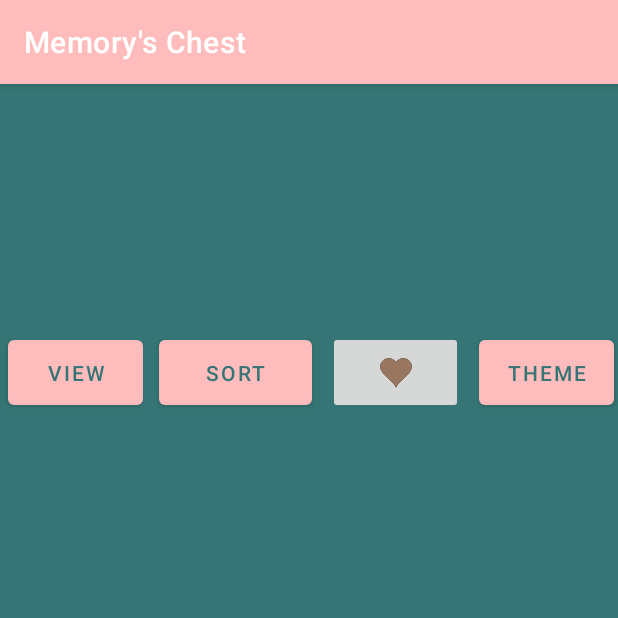
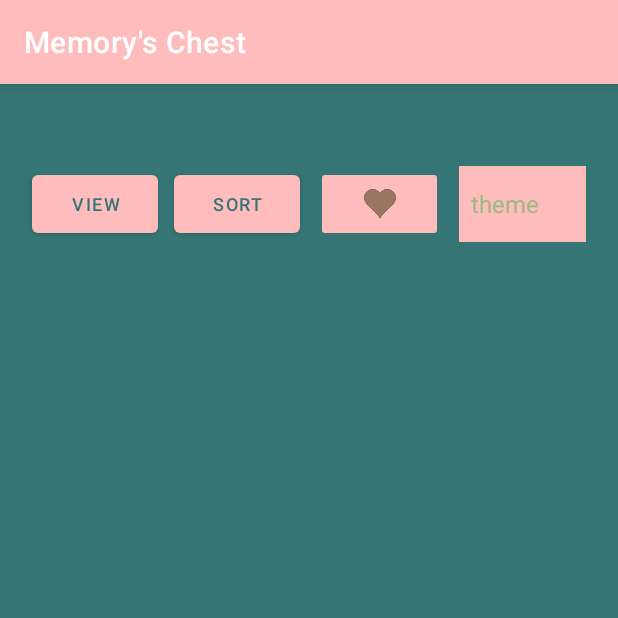
Before and after one commit to Alfredo-Vargas/memorysChest, an Android app: the screen it shows after launch (MainActivity), after a tap on "Ball color powder blue", on a phone screen of 412 x 824 dp, the top half of it. Run offline under Robolectric (Android 15) with nearby library versions, the phone set to English and light mode, and no system bars.

Commit message:
spinner implemented

```diff
--- a/app/src/main/java/com/example/memoryschest/MainActivity.kt
+++ b/app/src/main/java/com/example/memoryschest/MainActivity.kt
@@ -5,6 +5,8 @@ import android.content.Intent
 import androidx.appcompat.app.AppCompatActivity
 import android.os.Bundle
 import android.content.SharedPreferences
+import android.widget.ArrayAdapter
+import android.widget.Spinner
 import android.widget.TextView
 
 class MainActivity : AppCompatActivity() {
@@ -18,19 +20,35 @@ class MainActivity : AppCompatActivity() {
         when (themeChosen) {
             "mainTheme" -> {
                 setTheme(R.style.mainTheme)
-                setContentView(R.layout.activity_main)
+                launchMain()
             }
             "darkTheme" -> {
                 setTheme(R.style.darkTheme)
-                setContentView(R.layout.activity_main)
+                launchMain()
             }
             "lightTheme" -> {
                 setTheme(R.style.lightTheme)
-                setContentView(R.layout.activity_main)
+                launchMain()
             }
             null -> {
                 startActivity(showWelcome)
             }
         }
     }
+
+    private fun launchMain() {
+        setContentView(R.layout.activity_main)
+        val spinner: Spinner = findViewById(R.id.themeButton)
+        // Create an ArrayAdapter using the string array and a default spinner layout
+        ArrayAdapter.createFromResource(
+            this,
+            R.array.theme,
+            android.R.layout.simple_spinner_item
+        ).also { adapter ->
+            // Specify the layout to use when the list of choices appears
+            adapter.setDropDownViewResource(android.R.layout.simple_spinner_dropdown_item)
+            // Apply the adapter to the spinner
+            spinner.adapter = adapter
+        }
+    }
 }
--- a/app/src/main/res/layout/activity_main.xml
+++ b/app/src/main/res/layout/activity_main.xml
@@ -7,9 +7,10 @@
     tools:context=".MainActivity">
 
     <LinearLayout
-        android:layout_width="match_parent"
-        android:layout_height="629dp"
-        android:layout_marginTop="100dp"
+        android:id="@+id/verticalMainMenu"
+        android:layout_width="380dp"
+        android:layout_height="700dp"
+        android:layout_marginTop="30dp"
         android:orientation="vertical"
         app:layout_constraintBottom_toBottomOf="parent"
         app:layout_constraintEnd_toEndOf="parent"
@@ -17,47 +18,65 @@
         app:layout_constraintTop_toTopOf="parent">
 
         <LinearLayout
-            android:id="@+id/linearLayout"
+            android:id="@+id/horizontalMainMenu"
             android:layout_width="match_parent"
             android:layout_height="61dp"
-            android:layout_marginTop="40dp"
+            android:layout_marginTop="0dp"
             android:orientation="horizontal">
 
             <Button
                 android:id="@+id/viewButton"
-                android:layout_width="90dp"
-                android:layout_height="55dp"
-                android:layout_margin="5dp"
-                android:text="@string/view_button" />
+                android:layout_width="70dp"
+                android:layout_height="match_parent"
+                android:layout_margin="5sp"
+                android:layout_weight="1"
+                android:text="@string/view_button"
+                android:textSize="12sp" />
 
             <Button
                 android:id="@+id/sortButton"
-                android:layout_width="102dp"
-                android:layout_height="55dp"
-                android:layout_margin="5dp"
-                android:text="@string/sort_button" />
+                android:layout_width="70dp"
+                android:layout_height="match_parent"
+                android:layout_margin="5sp"
+                android:layout_weight="1"
+                android:text="@string/sort_button"
+                android:textSize="12sp" />
 
             <ImageButton
                 android:id="@+id/favoriteButton"
-                android:layout_width="90dp"
-                android:layout_height="55dp"
-                android:layout_margin="5dp"
+                android:layout_width="70dp"
+                android:layout_height="match_parent"
+                android:layout_margin="5sp"
+                android:layout_weight="1"
                 android:contentDescription="@string/favorite_button"
                 app:srcCompat="@drawable/ic_heart_main"
                 tools:ignore="SpeakableTextPresentCheck" />
 
-            <Button
+            <Spinner
                 android:id="@+id/themeButton"
-                android:layout_width="90dp"
-                android:layout_height="55dp"
-                android:layout_margin="5dp"
-                android:text="@string/theme_button" />
+                android:layout_width="70dp"
+                android:layout_height="match_parent"
+                android:layout_margin="5sp"
+                android:layout_marginLeft="5sp"
+                android:layout_marginTop="5sp"
+                android:layout_marginRight="5sp"
+                android:layout_marginBottom="5sp"
+                android:layout_weight="1"
+                android:background="?attr/colorPrimary"
+                android:contentDescription="@string/theme_button"
+                android:dropDownWidth="wrap_content"
+                android:textColor="?attr/colorOnPrimary"
+                android:popupBackground="?attr/colorPrimary"
+                android:entries="@array/theme"
+                android:spinnerMode="dropdown" />
         </LinearLayout>
 
         <androidx.recyclerview.widget.RecyclerView
-            android:id="@+id/recyclerView"
+            android:id="@+id/recyclerMainMenu"
             android:layout_width="match_parent"
-            android:layout_height="529dp" />
+            android:layout_height="match_parent"
+            android:theme="@style/mainTheme" />
+
     </LinearLayout>
 
 </androidx.constraintlayout.widget.ConstraintLayout>
--- a/app/src/main/res/layout/activity_welcome.xml
+++ b/app/src/main/res/layout/activity_welcome.xml
@@ -10,7 +10,7 @@
         android:id="@+id/imagePowderBlue"
         android:layout_width="184dp"
         android:layout_height="139dp"
-        android:layout_marginBottom="80dp"
+        android:layout_marginBottom="60dp"
         android:contentDescription="@string/powder_blue_ball"
         app:content="@string/powder_blue_ball"
         app:layout_constraintBottom_toBottomOf="parent"
@@ -50,7 +50,7 @@
         android:id="@+id/imageChampagne"
         android:layout_width="184dp"
         android:layout_height="139dp"
-        android:layout_marginBottom="60dp"
+        android:layout_marginBottom="40dp"
         android:contentDescription="@string/champagne_ball"
         app:layout_constraintBottom_toTopOf="@+id/imageEerieBlack"
         app:layout_constraintEnd_toEndOf="parent"
@@ -75,7 +75,7 @@
         android:id="@+id/imageEerieBlack"
         android:layout_width="184dp"
         android:layout_height="139dp"
-        android:layout_marginBottom="60dp"
+        android:layout_marginBottom="40dp"
         android:contentDescription="@string/eerie_black_ball"
         app:layout_constraintBottom_toTopOf="@+id/imagePowderBlue"
         app:layout_constraintEnd_toEndOf="parent"
@@ -172,8 +172,10 @@
         android:textStyle="bold"
         app:layout_constraintBottom_toTopOf="@+id/imageChampagne"
         app:layout_constraintEnd_toEndOf="parent"
+        app:layout_constraintHorizontal_bias="0.497"
         app:layout_constraintStart_toStartOf="parent"
-        app:layout_constraintTop_toTopOf="parent" />
+        app:layout_constraintTop_toTopOf="parent"
+        app:layout_constraintVertical_bias="0.703" />
 
     <androidx.constraintlayout.widget.Group
         android:id="@+id/groupDark"
--- a/app/src/main/res/values/strings.xml
+++ b/app/src/main/res/values/strings.xml
@@ -21,4 +21,10 @@
     <string name="view_button">view</string>
     <string name="sort_button">sort</string>
     <string name="theme_button">theme</string>
+    <string-array name="theme">
+        <item>theme</item>
+        <item>chestnut</item>
+        <item>dark</item>
+        <item>light</item>
+    </string-array>
 </resources>
--- a/app/src/main/res/values/themes.xml
+++ b/app/src/main/res/values/themes.xml
@@ -17,6 +17,7 @@
         <!-- Extra settings -->
         <item name="android:textColor">@color/champagne_grey</item>
         <item name="android:colorBackground">@color/champagne</item>
+        <item name="backgroundTint">@color/yonder</item>
         <!-- Primary brand color. -->
         <item name="colorPrimary">@color/yonder</item>
         <item name="colorOnPrimary">@color/champagne</item>
@@ -32,6 +33,7 @@
         <!-- Extra settings -->
         <item name="android:textColor">@color/dutch_white</item>
         <item name="android:colorBackground">@color/eerie_black</item>
+        <item name="backgroundTint">@color/vermilion</item>
         <!-- Primary brand color. -->
         <item name="colorPrimary">@color/vermilion</item>
         <item name="colorOnPrimary">@color/eerie_black</item>
@@ -47,6 +49,7 @@
         <!-- Extra settings -->
         <item name="android:textColor">@color/honey_dew</item>
         <item name="android:colorBackground">@color/powder_blue</item>
+        <item name="backgroundTint">@color/spanish_pink</item>
         <!-- Primary brand color. -->
         <item name="colorPrimary">@color/spanish_pink</item>
         <item name="colorOnPrimary">@color/powder_blue</item>
```
